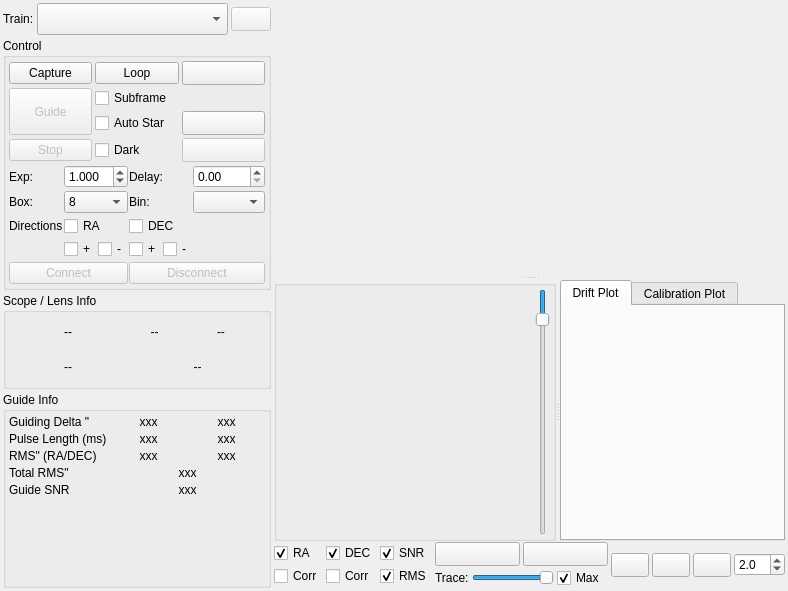
This is kstars/ekos/guide/guide.ui in KDE/kstars as Qt 5 draws it before an edit. The edited form follows.
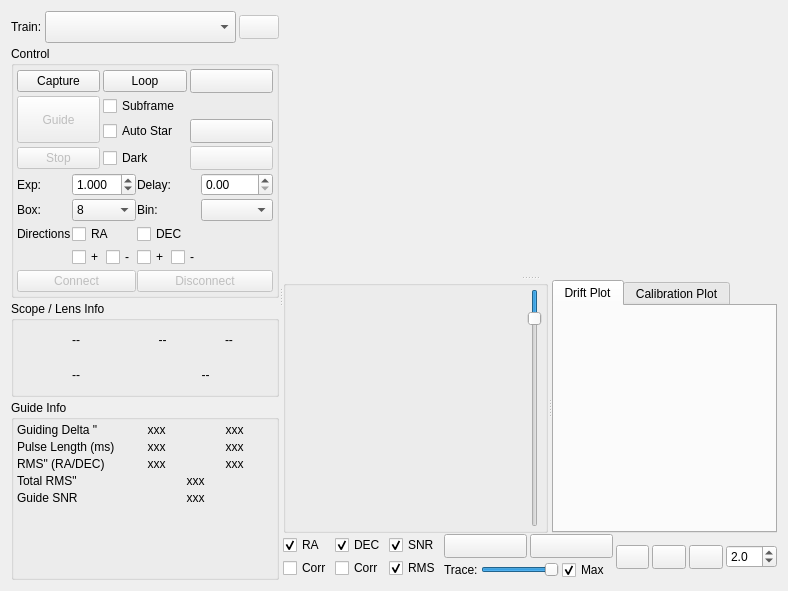
This is the edited form. Icons and pictures are not drawn. Custom widgets are drawn as their Qt base class.

Commit message:
Horizontal splitters added to modules layout
Capture, Focus, Align and Guide module layouts all contain a left and a right part. This change adds a splitter between these two parts so that users can modify the width of the left and right parts.

This realizes a feature request from the [INDI forum](https://indilib.org/forum/general/11816-announcing-polar-alignment-changes.html?start=12#91244).

```diff
--- a/kstars/ekos/guide/guide.ui
+++ b/kstars/ekos/guide/guide.ui
@@ -11,22 +11,12 @@
    </rect>
   </property>
   <layout class="QHBoxLayout" name="horizontalLayout">
-   <property name="spacing">
-    <number>3</number>
-   </property>
-   <property name="leftMargin">
-    <number>3</number>
-   </property>
-   <property name="topMargin">
-    <number>3</number>
-   </property>
-   <property name="rightMargin">
-    <number>3</number>
-   </property>
-   <property name="bottomMargin">
-    <number>3</number>
-   </property>
    <item>
+    <widget class="QSplitter" name="mainSplitter">
+     <property name="orientation">
+      <enum>Qt::Horizontal</enum>
+     </property>
+     <widget class="QWidget" name="">
     <layout class="QVBoxLayout" name="LeftLayout">
      <property name="spacing">
       <number>3</number>
@@ -919,8 +909,8 @@
       </widget>
      </item>
     </layout>
-   </item>
-   <item>
+     </widget>
+     <widget class="QWidget" name="">
     <layout class="QVBoxLayout" name="RightLayout" stretch="2,0">
      <property name="spacing">
       <number>1</number>
@@ -1301,6 +1291,7 @@
              <property name="font">
               <font>
                <pointsize>16</pointsize>
+                 <weight>75</weight>
                <bold>true</bold>
               </font>
              </property>
@@ -1329,6 +1320,7 @@
              <property name="font">
               <font>
                <pointsize>16</pointsize>
+                 <weight>75</weight>
                <bold>true</bold>
               </font>
              </property>
@@ -1484,21 +1476,23 @@
       </layout>
      </item>
     </layout>
+     </widget>
+    </widget>
    </item>
   </layout>
  </widget>
  <customwidgets>
-  <customwidget>
-   <class>NonLinearDoubleSpinBox</class>
-   <extends>QDoubleSpinBox</extends>
-   <header>auxiliary/nonlineardoublespinbox.h</header>
-  </customwidget>
   <customwidget>
    <class>QCustomPlot</class>
    <extends>QWidget</extends>
    <header>auxiliary/qcustomplot.h</header>
    <container>1</container>
   </customwidget>
+  <customwidget>
+   <class>NonLinearDoubleSpinBox</class>
+   <extends>QDoubleSpinBox</extends>
+   <header>auxiliary/nonlineardoublespinbox.h</header>
+  </customwidget>
   <customwidget>
    <class>GuideDriftGraph</class>
    <extends>QWidget</extends>
```
Lines whose indentation alone changed are shown as unchanged. The commit also changes 3 other files.
